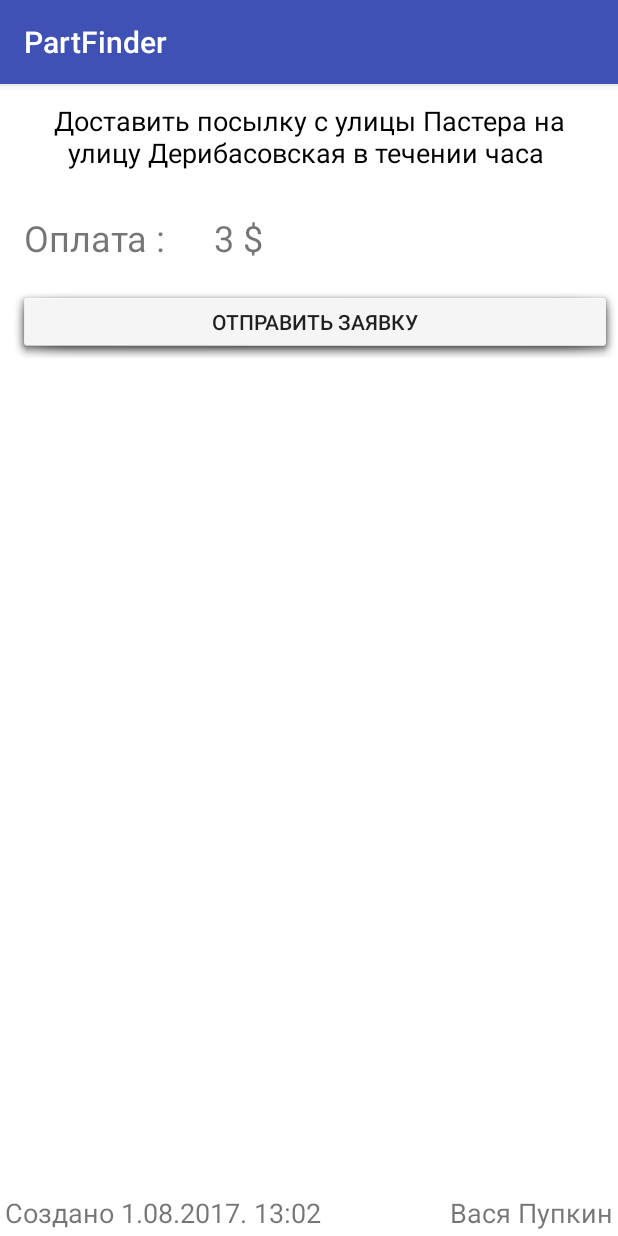
After one commit to DimaDen94/PartFinder, an Android app: the fragment PartFragment shown on its own in the app's theme, on a phone screen of 412 x 824 dp. The commit adds this screen. Run offline under Robolectric (Android 15) with nearby library versions, the phone set to English and light mode, and no system bars.

Commit message:
item
part page and item

```diff
--- a/app/build.gradle
+++ b/app/build.gradle
@@ -28,4 +28,5 @@ dependencies {
     compile 'com.android.support:design:25.1.0'
     compile 'com.android.support:support-v4:25.1.0'
     testCompile 'junit:junit:4.12'
+    compile 'com.android.support:cardview-v7:25.1.0'
 }
--- /dev/null
+++ b/app/src/main/java/com/denejkodlj/partfinder/Fragments/PartFragment.java
@@ -0,0 +1,43 @@
+package com.denejkodlj.partfinder.Fragments;
+
+import android.os.Bundle;
+import android.support.v4.app.Fragment;
+import android.view.LayoutInflater;
+import android.view.View;
+import android.view.ViewGroup;
+
+import com.denejkodlj.partfinder.R;
+
+
+public class PartFragment extends Fragment {
+
+
+    public PartFragment() {
+        // Required empty public constructor
+    }
+
+    public static PartFragment newInstance(String param1, String param2) {
+        PartFragment fragment = new PartFragment();
+        Bundle args = new Bundle();
+        fragment.setArguments(args);
+        return fragment;
+    }
+
+    @Override
+    public void onCreate(Bundle savedInstanceState) {
+        super.onCreate(savedInstanceState);
+
+    }
+
+    @Override
+    public View onCreateView(LayoutInflater inflater, ViewGroup container,
+                             Bundle savedInstanceState) {
+        // Inflate the layout for this fragment
+        return inflater.inflate(R.layout.fragment_part, container, false);
+    }
+
+
+
+
+
+}
--- /dev/null
+++ b/app/src/main/res/layout/fragment_part.xml
@@ -0,0 +1,85 @@
+<FrameLayout xmlns:android="http://schemas.android.com/apk/res/android"
+    xmlns:tools="http://schemas.android.com/tools"
+    android:layout_width="match_parent"
+    android:layout_height="match_parent"
+    android:background="@color/cardview_light_background"
+    tools:context="com.denejkodlj.partfinder.Fragments.PartFragment">
+
+    <!-- TODO: Update blank fragment layout -->
+
+    <RelativeLayout
+        android:layout_width="match_parent"
+        android:layout_height="match_parent">
+
+        <TextView
+            android:id="@+id/textView3"
+            android:layout_width="wrap_content"
+            android:layout_height="wrap_content"
+            android:layout_margin="12dp"
+            android:layout_marginTop="15dp"
+            android:background="@android:color/background_light"
+            android:gravity="center_horizontal"
+            android:text="Доставить посылку с улицы Пастера на улицу Дерибасовская в течении часа "
+            android:textColor="@android:color/background_dark"
+            android:textSize="18sp" />
+
+        <TextView
+            android:id="@+id/textView4"
+            android:layout_width="wrap_content"
+            android:layout_height="wrap_content"
+            android:layout_alignParentLeft="true"
+            android:layout_alignParentStart="true"
+            android:layout_below="@+id/textView3"
+            android:layout_margin="8dp"
+            android:padding="8dp"
+            android:text="Оплата :"
+            android:textIsSelectable="false"
+            android:textSize="24sp" />
+
+        <TextView
+            android:id="@+id/textView5"
+            android:layout_width="wrap_content"
+            android:layout_height="wrap_content"
+            android:layout_below="@+id/textView3"
+            android:layout_margin="8dp"
+            android:layout_toEndOf="@+id/textView4"
+            android:layout_toRightOf="@+id/textView4"
+            android:padding="8dp"
+            android:text="3 $"
+            android:textSize="24sp" />
+
+        <Button
+            android:id="@+id/button"
+            android:layout_width="match_parent"
+            android:layout_height="wrap_content"
+            android:layout_alignLeft="@+id/textView4"
+            android:layout_alignStart="@+id/textView4"
+            android:layout_below="@+id/textView5"
+            android:background="@android:drawable/dialog_holo_light_frame"
+            android:elevation="7dp"
+            android:text="Отправить заявку" />
+
+        <TextView
+            android:id="@+id/textView6"
+            android:layout_width="wrap_content"
+            android:layout_height="wrap_content"
+            android:layout_alignParentBottom="true"
+            android:layout_alignParentLeft="true"
+            android:layout_alignParentStart="true"
+            android:layout_margin="3dp"
+            android:text="Создано 1.08.2017. 13:02"
+            android:textSize="18sp" />
+
+        <TextView
+            android:id="@+id/textView7"
+            android:layout_width="wrap_content"
+            android:layout_height="wrap_content"
+            android:layout_alignParentBottom="true"
+            android:layout_alignParentEnd="true"
+            android:layout_alignParentRight="true"
+            android:layout_margin="3dp"
+            android:text="Вася Пупкин"
+            android:textSize="18sp" />
+    </RelativeLayout>
+
+</FrameLayout>
--- a/app/src/main/res/values/strings.xml
+++ b/app/src/main/res/values/strings.xml
@@ -22,11 +22,7 @@
     <string name="complParts">complParts</string>
 
 
-
-
-
     <string name="frame">frame</string>
-
 
 
     <!-- TODO: Remove or change this placeholder text -->
```
Also changed, not shown: app/src/main/res/layout/fragment_user_page.xml (+130 -3 lines), app/src/main/res/layout/item.xml (added, +54 -0 lines).
